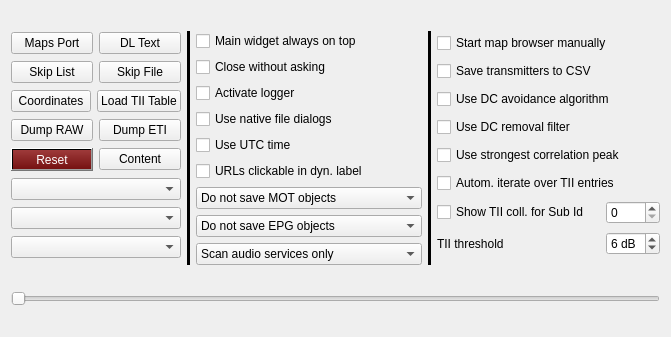
Before: the Qt Designer form src/configuration/configuration.ui in tomneda/DABstar, drawn with Qt 5.
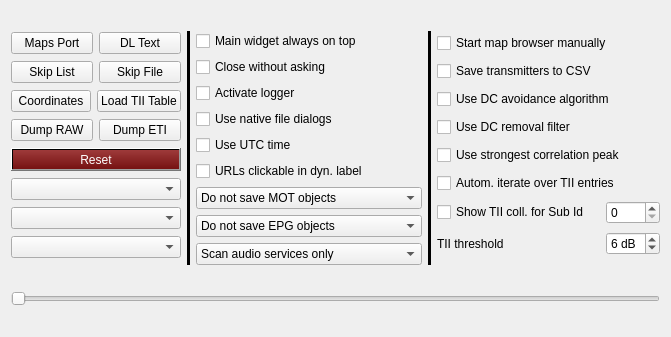
After: the same form once the commit is applied.

The edit to the form file:
```diff
--- a/src/configuration/configuration.ui
+++ b/src/configuration/configuration.ui
@@ -145,22 +145,6 @@
            </property>
           </widget>
          </item>
-         <item>
-          <widget class="QPushButton" name="contentButton">
-           <property name="sizePolicy">
-            <sizepolicy hsizetype="Preferred" vsizetype="Fixed">
-             <horstretch>0</horstretch>
-             <verstretch>0</verstretch>
-            </sizepolicy>
-           </property>
-           <property name="toolTip">
-            <string>&lt;html&gt;&lt;head/&gt;&lt;body&gt;&lt;p&gt;This will open a 'save as ... dialog' where you can select a file to store a description of the content of the current DAB ensemble (Audio and Data) in a text file.&lt;/p&gt;&lt;/body&gt;&lt;/html&gt;</string>
-           </property>
-           <property name="text">
-            <string>Content</string>
-           </property>
-          </widget>
-         </item>
         </layout>
        </item>
        <item>
```
Left out of the diff: 2 changed lines with no effect on the pictures.
